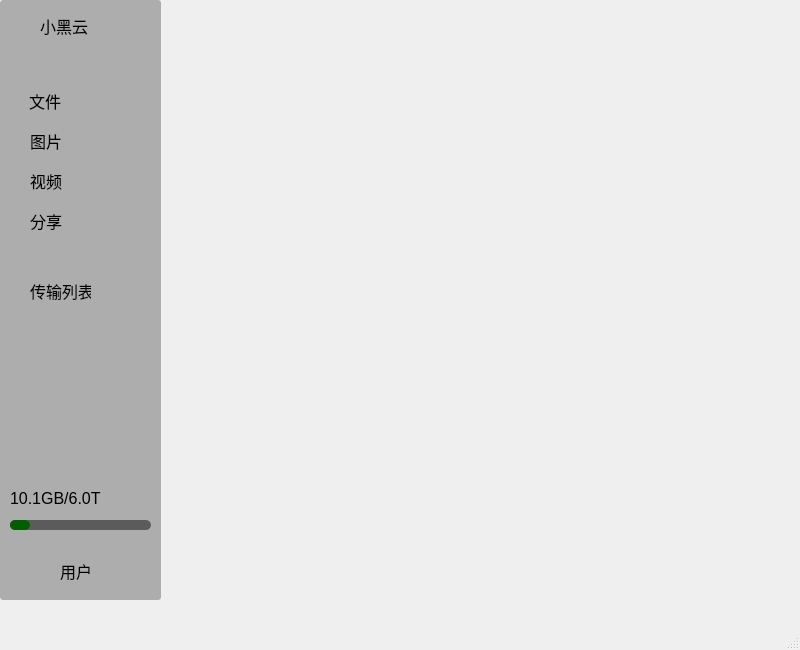
First picture: the form in SBCclient.ui, repository aibotez/SBCClientV2, before the edit.
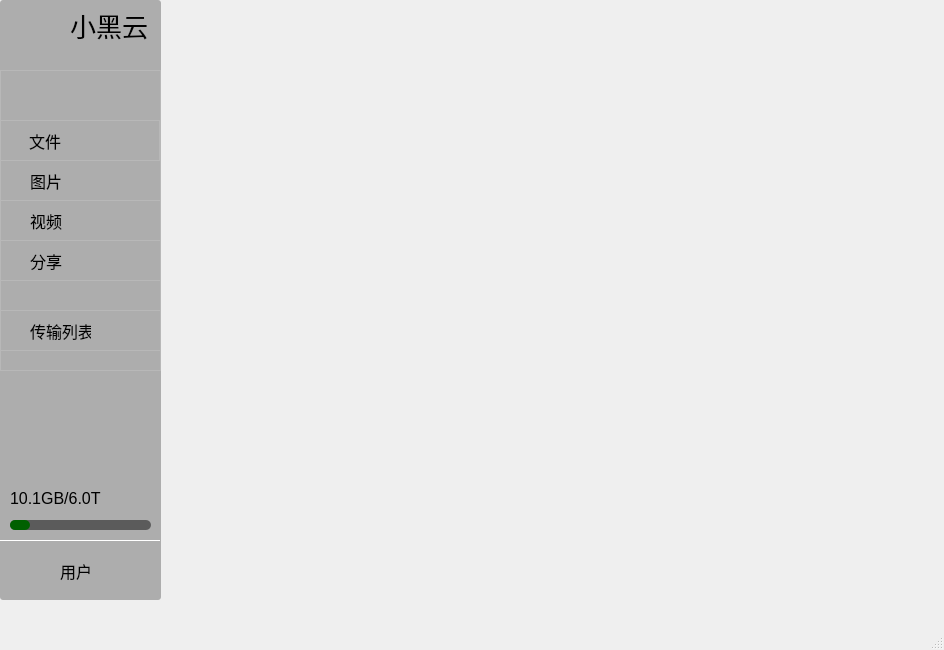
Second picture: the form after the edit. Icons and pictures are not drawn.

```diff
--- a/SBCclient.ui
+++ b/SBCclient.ui
@@ -6,13 +6,14 @@
    <rect>
     <x>0</x>
     <y>0</y>
-    <width>800</width>
+    <width>944</width>
     <height>650</height>
    </rect>
   </property>
   <property name="font">
    <font>
     <family>宋体</family>
+    <pointsize>12</pointsize>
     <weight>50</weight>
     <italic>false</italic>
     <bold>false</bold>
@@ -26,15 +27,20 @@
 	font-size:16px;
 }
 
-QFrame{
+#frame{
 	border-radius:3px;
 	background:rgb(173, 173, 173);
 }
-QFrame #SBCCapacity{
+#frame_7 QFrame:hover{
+	background:#A2D9CE;
+	border-radius:10px;
+	opacity:0.5;
+	}
+#SBCCapacity{
 	border-radius:5px;
 	background:#5B5B5B;
 }
-QFrame #usedCap{
+#usedCap{
 	border-radius:5px;
 	background:#006000;
 	Width:60px;
@@ -59,7 +65,7 @@
     <widget class="QLabel" name="label">
      <property name="geometry">
       <rect>
-       <x>40</x>
+       <x>70</x>
        <y>10</y>
        <width>81</width>
        <height>31</height>
@@ -70,155 +76,15 @@
        <pointsize>-1</pointsize>
       </font>
      </property>
+     <property name="styleSheet">
+      <string notr="true">#label{
+	font-size:26px;
+}</string>
+     </property>
      <property name="text">
       <string>小黑云</string>
      </property>
     </widget>
-    <widget class="QFrame" name="frame_2">
-     <property name="geometry">
-      <rect>
-       <x>-1</x>
-       <y>80</y>
-       <width>131</width>
-       <height>41</height>
-      </rect>
-     </property>
-     <property name="frameShape">
-      <enum>QFrame::StyledPanel</enum>
-     </property>
-     <property name="frameShadow">
-      <enum>QFrame::Raised</enum>
-     </property>
-     <widget class="QLabel" name="label_2">
-      <property name="geometry">
-       <rect>
-        <x>30</x>
-        <y>10</y>
-        <width>61</width>
-        <height>21</height>
-       </rect>
-      </property>
-      <property name="text">
-       <string>文件</string>
-      </property>
-     </widget>
-    </widget>
-    <widget class="QFrame" name="frame_3">
-     <property name="geometry">
-      <rect>
-       <x>0</x>
-       <y>120</y>
-       <width>131</width>
-       <height>41</height>
-      </rect>
-     </property>
-     <property name="frameShape">
-      <enum>QFrame::StyledPanel</enum>
-     </property>
-     <property name="frameShadow">
-      <enum>QFrame::Raised</enum>
-     </property>
-     <widget class="QLabel" name="label_3">
-      <property name="geometry">
-       <rect>
-        <x>30</x>
-        <y>10</y>
-        <width>61</width>
-        <height>21</height>
-       </rect>
-      </property>
-      <property name="text">
-       <string>图片</string>
-      </property>
-     </widget>
-    </widget>
-    <widget class="QFrame" name="frame_4">
-     <property name="geometry">
-      <rect>
-       <x>0</x>
-       <y>160</y>
-       <width>131</width>
-       <height>41</height>
-      </rect>
-     </property>
-     <property name="frameShape">
-      <enum>QFrame::StyledPanel</enum>
-     </property>
-     <property name="frameShadow">
-      <enum>QFrame::Raised</enum>
-     </property>
-     <widget class="QLabel" name="label_4">
-      <property name="geometry">
-       <rect>
-        <x>30</x>
-        <y>10</y>
-        <width>61</width>
-        <height>21</height>
-       </rect>
-      </property>
-      <property name="text">
-       <string>视频</string>
-      </property>
-     </widget>
-    </widget>
-    <widget class="QFrame" name="frame_5">
-     <property name="geometry">
-      <rect>
-       <x>0</x>
-       <y>200</y>
-       <width>131</width>
-       <height>41</height>
-      </rect>
-     </property>
-     <property name="frameShape">
-      <enum>QFrame::StyledPanel</enum>
-     </property>
-     <property name="frameShadow">
-      <enum>QFrame::Raised</enum>
-     </property>
-     <widget class="QLabel" name="label_5">
-      <property name="geometry">
-       <rect>
-        <x>30</x>
-        <y>10</y>
-        <width>61</width>
-        <height>21</height>
-       </rect>
-      </property>
-      <property name="text">
-       <string>分享</string>
-      </property>
-     </widget>
-    </widget>
-    <widget class="QFrame" name="frame_6">
-     <property name="geometry">
-      <rect>
-       <x>0</x>
-       <y>270</y>
-       <width>131</width>
-       <height>41</height>
-      </rect>
-     </property>
-     <property name="frameShape">
-      <enum>QFrame::StyledPanel</enum>
-     </property>
-     <property name="frameShadow">
-      <enum>QFrame::Raised</enum>
-     </property>
-     <widget class="QLabel" name="label_6">
-      <property name="geometry">
-       <rect>
-        <x>30</x>
-        <y>10</y>
-        <width>61</width>
-        <height>21</height>
-       </rect>
-      </property>
-      <property name="text">
-       <string>传输列表</string>
-      </property>
-     </widget>
-    </widget>
     <widget class="Line" name="line">
      <property name="geometry">
       <rect>
@@ -314,6 +180,183 @@
       <string>用户</string>
      </property>
     </widget>
+    <widget class="QFrame" name="frame_7">
+     <property name="geometry">
+      <rect>
+       <x>0</x>
+       <y>70</y>
+       <width>161</width>
+       <height>301</height>
+      </rect>
+     </property>
+     <property name="frameShape">
+      <enum>QFrame::StyledPanel</enum>
+     </property>
+     <property name="frameShadow">
+      <enum>QFrame::Raised</enum>
+     </property>
+     <widget class="QFrame" name="frame_6">
+      <property name="geometry">
+       <rect>
+        <x>0</x>
+        <y>240</y>
+        <width>161</width>
+        <height>41</height>
+       </rect>
+      </property>
+      <property name="frameShape">
+       <enum>QFrame::StyledPanel</enum>
+      </property>
+      <property name="frameShadow">
+       <enum>QFrame::Raised</enum>
+      </property>
+      <widget class="QLabel" name="label_6">
+       <property name="geometry">
+        <rect>
+         <x>30</x>
+         <y>10</y>
+         <width>61</width>
+         <height>21</height>
+        </rect>
+       </property>
+       <property name="text">
+        <string>传输列表</string>
+       </property>
+      </widget>
+     </widget>
+     <widget class="QFrame" name="frame_5">
+      <property name="geometry">
+       <rect>
+        <x>0</x>
+        <y>170</y>
+        <width>161</width>
+        <height>41</height>
+       </rect>
+      </property>
+      <property name="frameShape">
+       <enum>QFrame::StyledPanel</enum>
+      </property>
+      <property name="frameShadow">
+       <enum>QFrame::Raised</enum>
+      </property>
+      <widget class="QLabel" name="label_5">
+       <property name="geometry">
+        <rect>
+         <x>30</x>
+         <y>10</y>
+         <width>61</width>
+         <height>21</height>
+        </rect>
+       </property>
+       <property name="text">
+        <string>分享</string>
+       </property>
+      </widget>
+     </widget>
+     <widget class="QFrame" name="frame_3">
+      <property name="geometry">
+       <rect>
+        <x>0</x>
+        <y>90</y>
+        <width>161</width>
+        <height>41</height>
+       </rect>
+      </property>
+      <property name="frameShape">
+       <enum>QFrame::StyledPanel</enum>
+      </property>
+      <property name="frameShadow">
+       <enum>QFrame::Raised</enum>
+      </property>
+      <widget class="QLabel" name="label_3">
+       <property name="geometry">
+        <rect>
+         <x>30</x>
+         <y>10</y>
+         <width>61</width>
+         <height>21</height>
+        </rect>
+       </property>
+       <property name="text">
+        <string>图片</string>
+       </property>
+      </widget>
+     </widget>
+     <widget class="QFrame" name="frame_4">
+      <property name="geometry">
+       <rect>
+        <x>0</x>
+        <y>130</y>
+        <width>161</width>
+        <height>41</height>
+       </rect>
+      </property>
+      <property name="frameShape">
+       <enum>QFrame::StyledPanel</enum>
+      </property>
+      <property name="frameShadow">
+       <enum>QFrame::Raised</enum>
+      </property>
+      <widget class="QLabel" name="label_4">
+       <property name="geometry">
+        <rect>
+         <x>30</x>
+         <y>10</y>
+         <width>61</width>
+         <height>21</height>
+        </rect>
+       </property>
+       <property name="text">
+        <string>视频</string>
+       </property>
+      </widget>
+     </widget>
+     <widget class="QFrame" name="frame_2">
+      <property name="geometry">
+       <rect>
+        <x>-1</x>
+        <y>50</y>
+        <width>161</width>
+        <height>41</height>
+       </rect>
+      </property>
+      <property name="frameShape">
+       <enum>QFrame::StyledPanel</enum>
+      </property>
+      <property name="frameShadow">
+       <enum>QFrame::Raised</enum>
+      </property>
+      <widget class="QLabel" name="label_2">
+       <property name="geometry">
+        <rect>
+         <x>30</x>
+         <y>10</y>
+         <width>61</width>
+         <height>21</height>
+        </rect>
+       </property>
+       <property name="text">
+        <string>文件</string>
+       </property>
+      </widget>
+     </widget>
+    </widget>
+    <widget class="QLabel" name="label_10">
+     <property name="geometry">
+      <rect>
+       <x>10</x>
+       <y>10</y>
+       <width>51</width>
+       <height>41</height>
+      </rect>
+     </property>
+     <property name="text">
+      <string/>
+     </property>
+     <property name="pixmap">
+      <pixmap>../SBCv2/static/img/xhy.jpg</pixmap>
+     </property>
+    </widget>
    </widget>
   </widget>
   <widget class="QMenuBar" name="menubar">
```
Left out of the diff: 2 changed lines with no effect on the pictures.
